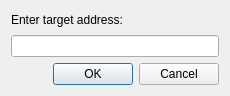
Old version of the form src/addressdialog.ui in the repository mortbopet/Ripes.
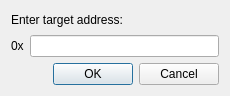
New version of the form.

Commit message: Finalize syntax checking & label validation

The edit to the form file:
```diff
--- a/src/addressdialog.ui
+++ b/src/addressdialog.ui
@@ -24,7 +24,18 @@
       </widget>
      </item>
      <item>
-      <widget class="QLineEdit" name="address"/>
+      <layout class="QHBoxLayout" name="horizontalLayout">
+       <item>
+        <widget class="QLabel" name="label_2">
+         <property name="text">
+          <string>0x</string>
+         </property>
+        </widget>
+       </item>
+       <item>
+        <widget class="QLineEdit" name="address"/>
+       </item>
+      </layout>
      </item>
     </layout>
    </item>
```
The commit also changes 11 other files.
